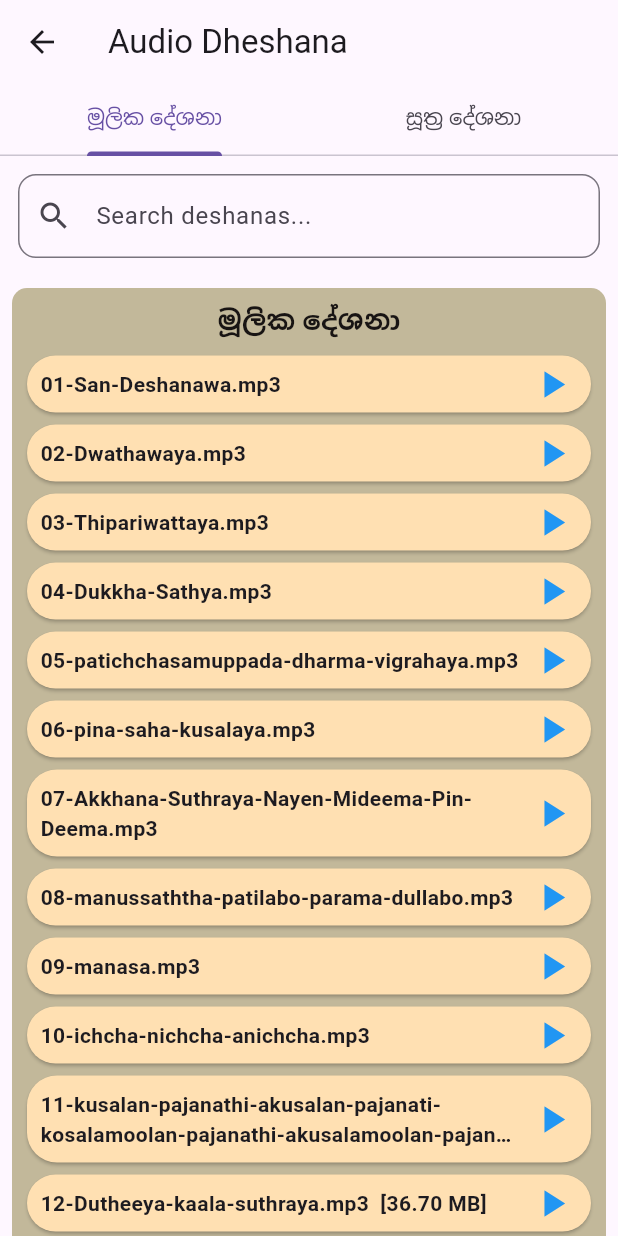
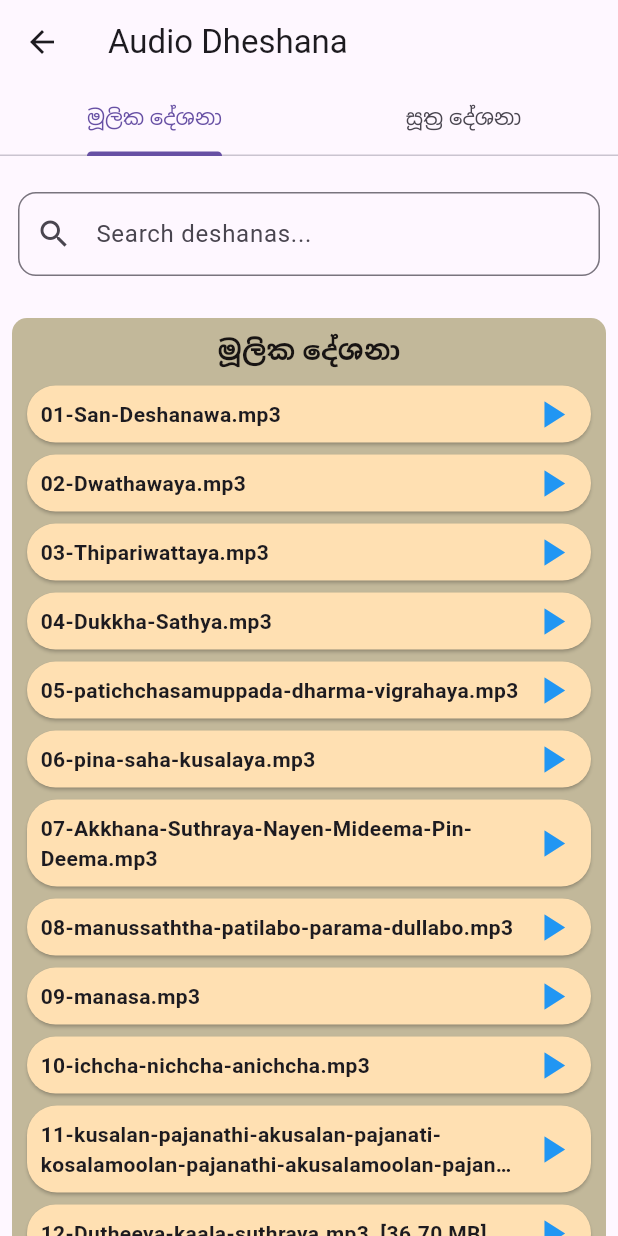
Before and after one commit to koszeknight/nibbanathamma-app, a Flutter app: the AudioPage screen opened by its route, on a phone screen of 412 x 824 dp. Run offline on Flutter 3.47's test engine with Material 3 defaults, Android fonts, the phone set to English and light mode, and no system bars; our stand-ins replace cached_network_image, cloud_firestore, firebase_core, webview_flutter; accounts and stored records are empty.

Commit message:
New_changesONaudiopage

```diff
--- a/lib/pages/audio_page.dart
+++ b/lib/pages/audio_page.dart
@@ -57,9 +57,11 @@ class _AudioPageState extends State<AudioPage> {
             ],
           ),
         ),
-        body: Column(
+        body: Padding(
+          padding: const EdgeInsets.only(top: 12.0), // Added top padding instead of Column
+          child: Column(
             children: [
-            // Search Bar
+              // Search Bar - moved outside of TabBarView
               Padding(
                 padding: const EdgeInsets.all(12.0),
                 child: TextField(
@@ -73,7 +75,8 @@ class _AudioPageState extends State<AudioPage> {
                   ),
                 ),
               ),
-            Expanded(
+              const SizedBox(height: 8),
+              Expanded( // This Expanded wraps the TabBarView
                 child: TabBarView(
                   children: [
                     // Basic Teachings Tab
@@ -95,6 +98,7 @@ class _AudioPageState extends State<AudioPage> {
                 ),
               ),
             ],
+          ),
         ),
       ),
     );
```
Lines whose indentation alone changed are shown as unchanged.
